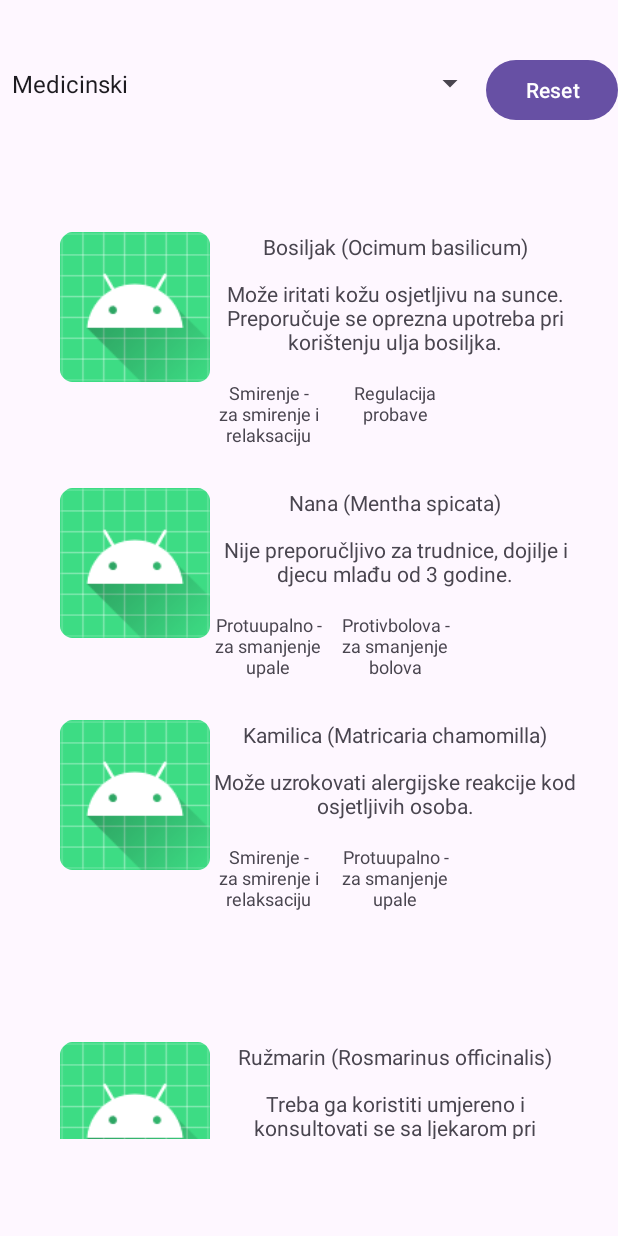
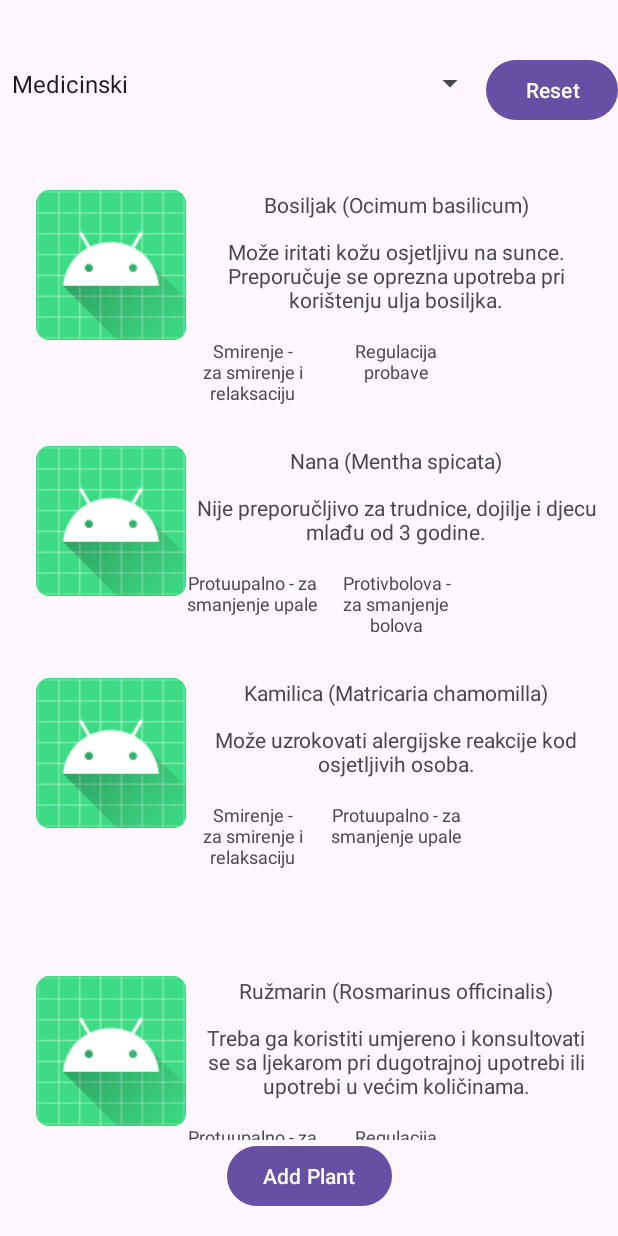
Before and after one commit to AnesCenanovic/RMABotanicalProject, an Android app: the screen it shows after launch (MainActivity), on a phone screen of 412 x 824 dp. Run offline under Robolectric (Android 15) with nearby library versions, the phone set to English and light mode, and no system bars.

Commit message:
Izrada forme za unos, validacija polja, dodavanje biljke na MainActivity

```diff
--- a/app/src/main/AndroidManifest.xml
+++ b/app/src/main/AndroidManifest.xml
@@ -21,6 +21,8 @@
                 <category android:name="android.intent.category.LAUNCHER" />
             </intent-filter>
         </activity>
+        <activity android:name=".NovaBiljkaActivity">
+        </activity>
     </application>
 
 </manifest>
--- /dev/null
+++ b/app/src/main/java/com/example/lab2_cinaeste/Biljka.kt
@@ -0,0 +1,12 @@
+package com.example.lab2_cinaeste
+
+data class Biljka(
+    val naziv: String,
+    val porodica: String,
+    val medicinskoUpozorenje: String,
+    val medicinskeKoristi: List<MainActivity.MedicinskaKorist>,
+    val profilOkusa: MainActivity.ProfilOkusaBiljke,
+    val jela: List<String>,
+    val klimatskiTipovi: List<MainActivity.KlimatskiTip>,
+    val zemljisniTipovi: List<MainActivity.Zemljiste>
+)
--- a/app/src/main/java/com/example/lab2_cinaeste/MainActivity.kt
+++ b/app/src/main/java/com/example/lab2_cinaeste/MainActivity.kt
@@ -1,7 +1,7 @@
 
 package com.example.lab2_cinaeste
 
-import android.content.Context
+import android.content.Intent
 import android.os.Bundle
 import android.util.Log
 import android.view.LayoutInflater
@@ -14,112 +14,11 @@ import android.widget.Spinner
 import android.widget.TextView
 import androidx.activity.enableEdgeToEdge
 import androidx.appcompat.app.AppCompatActivity
-import androidx.core.view.ViewCompat
-import androidx.core.view.WindowInsetsCompat
 import androidx.recyclerview.widget.LinearLayoutManager
 import androidx.recyclerview.widget.RecyclerView
 
+
 class MainActivity : AppCompatActivity() {
-
-    private lateinit var spinner: Spinner
-    private lateinit var plantRecyclerView: RecyclerView
-    private lateinit var biljkeRV : List<Biljka>
-
-    private lateinit var medicinskiAdapter: MedicinskiAdapter
-    private lateinit var botanickiAdapter: BotanickiAdapter
-    private lateinit var kuharskiAdapter: KuharskiAdapter
-
-    private var filtered: List<Biljka> = emptyList()
-
-
-    override fun onCreate(savedInstanceState: Bundle?) {
-        super.onCreate(savedInstanceState)
-        enableEdgeToEdge()
-        setContentView(R.layout.activity_main)
-        plantRecyclerView = findViewById(R.id.biljkeRV)
-        plantRecyclerView.layoutManager =
-            LinearLayoutManager(this, LinearLayoutManager.VERTICAL, false)
-        biljkeRV = getAllBiljke();
-
-        medicinskiAdapter = MedicinskiAdapter(biljkeRV) { clickedPlant ->
-            val filteredPlants = biljkeRV.filter { plant ->
-                plant.medicinskeKoristi.any { korist ->
-                    clickedPlant.medicinskeKoristi.contains(korist)
-                }
-            }
-            filtered= filteredPlants;
-            medicinskiAdapter.updatePlants(filteredPlants)
-
-        }
-        botanickiAdapter = BotanickiAdapter(biljkeRV) { clickedPlant ->
-
-                val filteredPlants = biljkeRV.filter { plant ->
-                    plant.porodica == clickedPlant.porodica &&
-                            plant.zemljisniTipovi.any { soil -> clickedPlant.zemljisniTipovi.contains(soil) }
-                }
-                filtered = filteredPlants;
-                botanickiAdapter.updatePlants(filteredPlants)
-            }
-
-        kuharskiAdapter = KuharskiAdapter(biljkeRV) { clickedPlant ->
-            val filteredPlants = biljkeRV.filter { plant ->
-                plant.profilOkusa == clickedPlant.profilOkusa ||
-                        plant.jela.intersect(clickedPlant.jela).isNotEmpty()
-            }
-            filtered = filteredPlants;
-            kuharskiAdapter.updatePlants(filteredPlants)
-        }
-
-        spinner = findViewById(R.id.modSpinner)
-        spinner.onItemSelectedListener = object : AdapterView.OnItemSelectedListener {
-            override fun onItemSelected(parent: AdapterView<*>, view: View?, position: Int, id: Long) {
-                val selectedAdapter = when (position) {
-                    0 -> medicinskiAdapter.apply { if (filtered.isNotEmpty()) {
-                        updatePlants(filtered)
-                    } else {
-                        updatePlants(biljkeRV)
-                    }}
-                    1 -> botanickiAdapter.apply { if (filtered.isNotEmpty()) {
-                        updatePlants(filtered)
-                    } else {
-                        updatePlants(biljkeRV)
-                    } }
-                    2 -> kuharskiAdapter.apply { if (filtered.isNotEmpty()) {
-                        updatePlants(filtered)
-                    } else {
-                        updatePlants(biljkeRV)
-                    } }
-                    else -> medicinskiAdapter.apply { if (filtered.isNotEmpty()) {
-                        updatePlants(filtered)
-                    } else {
-                        updatePlants(biljkeRV)
-                    }}
-                }
-                plantRecyclerView.adapter = selectedAdapter
-            }
-            override fun onNothingSelected(parent: AdapterView<*>?) {
-                // Do nothing
-            }
-        }
-
-        spinner.setSelection(0) // default
-        val resetButton: Button = findViewById(R.id.resetButton)
-        resetButton.setOnClickListener {
-            medicinskiAdapter.resetPlants(biljkeRV)
-            botanickiAdapter.resetPlants(biljkeRV)
-            kuharskiAdapter.resetPlants(biljkeRV)
-        }
-    }
-    data class Biljka(
-        val naziv: String,
-        val porodica: String,
-        val medicinskoUpozorenje: String,
-        val medicinskeKoristi: List<MedicinskaKorist>,
-        val profilOkusa: ProfilOkusaBiljke,
-        val jela: List<String>,
-        val klimatskiTipovi: List<KlimatskiTip>,
-        val zemljisniTipovi: List<Zemljiste>
-    )
 
     enum class TipoviBiljaka {
         MEDICINSKA,
@@ -165,11 +64,8 @@ class MainActivity : AppCompatActivity() {
         GORKO("Gorak okus"),
     }
 
-    fun getAllBiljke(): List<Biljka> {
-        return biljke;
-    }
-
-    val biljke = listOf(
+    companion object {
+        val biljke = mutableListOf(
             Biljka(
                 naziv = "Bosiljak (Ocimum basilicum)",
                 porodica = "Lamiaceae (usnate)",
@@ -271,6 +167,107 @@ class MainActivity : AppCompatActivity() {
                 zemljisniTipovi = listOf(Zemljiste.ILOVACA, Zemljiste.SLJUNOVITO)
             )
         )
+    }
+
+
+    private lateinit var spinner: Spinner
+    private lateinit var plantRecyclerView: RecyclerView
+    private lateinit var biljkeRV : List<Biljka>
+
+    private lateinit var medicinskiAdapter: MedicinskiAdapter
+    private lateinit var botanickiAdapter: BotanickiAdapter
+    private lateinit var kuharskiAdapter: KuharskiAdapter
+
+    private var filtered: List<Biljka> = emptyList()
+
+
+    override fun onCreate(savedInstanceState: Bundle?) {
+        super.onCreate(savedInstanceState)
+        enableEdgeToEdge()
+        setContentView(R.layout.activity_main)
+        plantRecyclerView = findViewById(R.id.biljkeRV)
+        plantRecyclerView.layoutManager =
+            LinearLayoutManager(this, LinearLayoutManager.VERTICAL, false)
+        biljkeRV = getAllBiljke();
+
+        medicinskiAdapter = MedicinskiAdapter(biljkeRV) { clickedPlant ->
+            val filteredPlants = biljkeRV.filter { plant ->
+                plant.medicinskeKoristi.any { korist ->
+                    clickedPlant.medicinskeKoristi.contains(korist)
+                }
+            }
+            filtered= filteredPlants;
+            medicinskiAdapter.updatePlants(filteredPlants)
+
+        }
+        botanickiAdapter = BotanickiAdapter(biljkeRV) { clickedPlant ->
+
+                val filteredPlants = biljkeRV.filter { plant ->
+                    plant.porodica == clickedPlant.porodica &&
+                            plant.zemljisniTipovi.any { soil -> clickedPlant.zemljisniTipovi.contains(soil) }
+                }
+                filtered = filteredPlants;
+                botanickiAdapter.updatePlants(filteredPlants)
+            }
+
+        kuharskiAdapter = KuharskiAdapter(biljkeRV) { clickedPlant ->
+            val filteredPlants = biljkeRV.filter { plant ->
+                plant.profilOkusa == clickedPlant.profilOkusa ||
+                        plant.jela.intersect(clickedPlant.jela).isNotEmpty()
+            }
+            filtered = filteredPlants;
+            kuharskiAdapter.updatePlants(filteredPlants)
+        }
+
+        spinner = findViewById(R.id.modSpinner)
+        spinner.onItemSelectedListener = object : AdapterView.OnItemSelectedListener {
+            override fun onItemSelected(parent: AdapterView<*>, view: View?, position: Int, id: Long) {
+                val selectedAdapter = when (position) {
+                    0 -> medicinskiAdapter.apply { if (filtered.isNotEmpty()) {
+                        updatePlants(filtered)
+                    } else {
+                        updatePlants(biljkeRV)
+                    }}
+                    1 -> botanickiAdapter.apply { if (filtered.isNotEmpty()) {
+                        updatePlants(filtered)
+                    } else {
+                        updatePlants(biljkeRV)
+                    } }
+                    2 -> kuharskiAdapter.apply { if (filtered.isNotEmpty()) {
+                        updatePlants(filtered)
+                    } else {
+                        updatePlants(biljkeRV)
+                    } }
+                    else -> medicinskiAdapter.apply { if (filtered.isNotEmpty()) {
+                        updatePlants(filtered)
+                    } else {
+                        updatePlants(biljkeRV)
+                    }}
+                }
+                plantRecyclerView.adapter = selectedAdapter
+            }
+            override fun onNothingSelected(parent: AdapterView<*>?) {
+                // Do nothing
+            }
+        }
+
+        spinner.setSelection(0) // default
+        val resetButton: Button = findViewById(R.id.resetButton)
+        resetButton.setOnClickListener {
+            medicinskiAdapter.resetPlants(biljkeRV)
+            botanickiAdapter.resetPlants(biljkeRV)
+            kuharskiAdapter.resetPlants(biljkeRV)
+        }
+        val novaBiljkaBtn = findViewById<Button>(R.id.novaBiljkaBtn)
+        novaBiljkaBtn.setOnClickListener {
+            val intent = Intent(this, NovaBiljkaActivity::class.java)
+            startActivity(intent)
+        }
+    }
+
+    fun getAllBiljke(): List<Biljka> {
+        return biljke;
+    }
 
     class MedicinskiAdapter(
         private var biljkeRV: List<Biljka>,
--- a/app/src/main/res/layout/activity_main.xml
+++ b/app/src/main/res/layout/activity_main.xml
@@ -31,17 +31,24 @@
 
     <androidx.recyclerview.widget.RecyclerView
         android:id="@+id/biljkeRV"
-        android:layout_width="395dp"
-        android:layout_height="648dp"
+        android:layout_width="0dp"
+        android:layout_height="0dp"
         android:layout_marginStart="8dp"
-        android:layout_marginTop="36dp"
+        android:layout_marginTop="8dp"
         android:layout_marginEnd="8dp"
-        android:clipToPadding="false"
-        android:paddingStart="16dp"
-        android:paddingEnd="16dp"
+        app:layout_constraintTop_toBottomOf="@+id/modSpinner"
+        app:layout_constraintBottom_toTopOf="@+id/novaBiljkaBtn"
+        app:layout_constraintStart_toStartOf="parent"
+        app:layout_constraintEnd_toEndOf="parent"/>
+
+    <Button
+        android:id="@+id/novaBiljkaBtn"
+        android:layout_width="wrap_content"
+        android:layout_height="wrap_content"
+        android:text="Add Plant"
+        app:layout_constraintStart_toStartOf="parent"
         app:layout_constraintEnd_toEndOf="parent"
-        app:layout_constraintHorizontal_bias="0.0"
-        app:layout_constraintStart_toStartOf="parent"
-        app:layout_constraintTop_toBottomOf="@+id/modSpinner" />
+        app:layout_constraintBottom_toBottomOf="parent"
+        android:layout_marginBottom="16dp"/>
 
 </androidx.constraintlayout.widget.ConstraintLayout>
--- a/app/src/main/res/values/strings.xml
+++ b/app/src/main/res/values/strings.xml
@@ -1,5 +1,7 @@
 <resources>
     <string name="app_name">LAB2-CINAESTE</string>
+    <string name="izmijeni_jelo">Izmijeni jelo</string>
+    <string name="dodaj_jelo">Dodaj jelo</string>
     <string-array name="Fokus">
         <item>Medicinski</item>
         <item>Botanicki</item>
```
Also changed, not shown: app/src/main/java/com/example/lab2_cinaeste/NovaBiljkaActivity.kt (added, +285 -0 lines), app/src/main/res/layout/nova_biljka_unos.xml (added, +159 -0 lines). Lines whose indentation alone changed are shown as unchanged.
